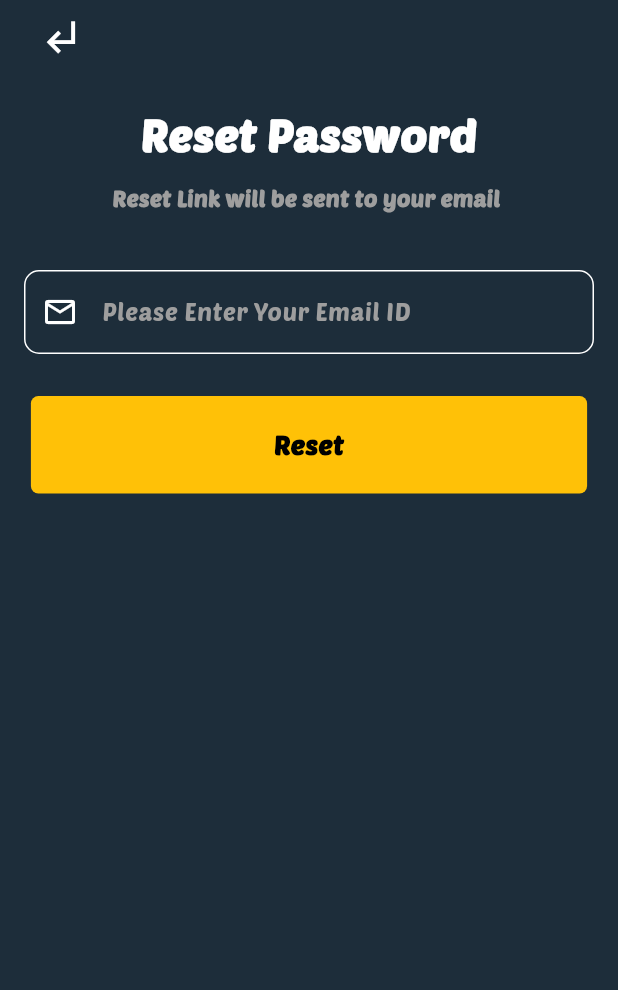
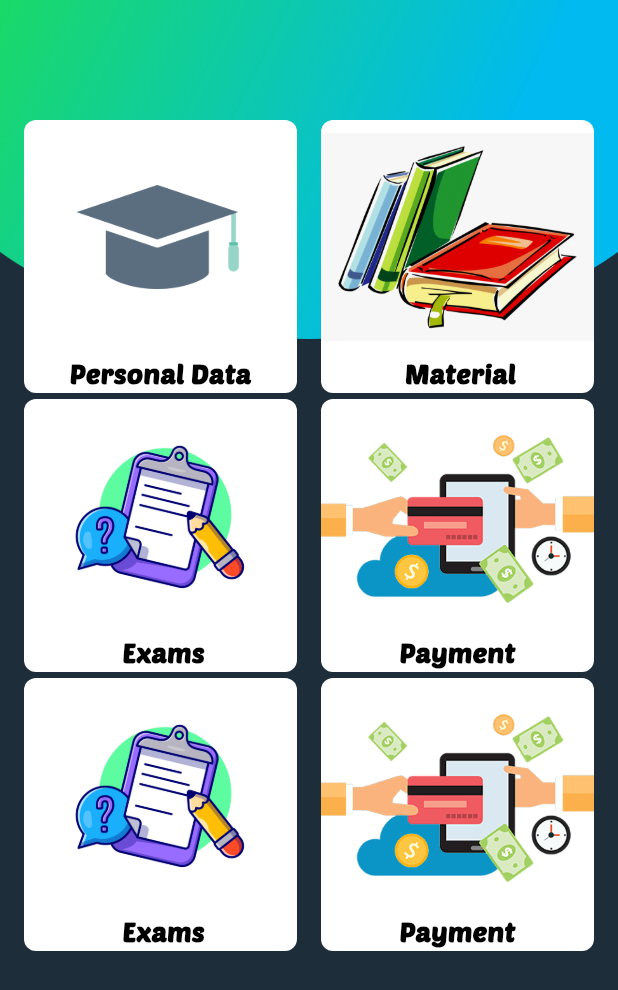
Before and after one commit to a7med-offical/smart_college_app, a Flutter app: the screen it shows after launch, on a phone screen of 412 x 824 dp. Shown: the top 990 px of the screen. Run offline on Flutter 3.47's test engine with Material 3 defaults, Android fonts, the phone set to English and light mode, and no system bars.

Commit message:
home view

```diff
--- /dev/null
+++ b/lib/features/Home/persentation/view/home_view.dart
@@ -0,0 +1,13 @@
+import 'package:flutter/material.dart';
+import 'package:smart_college_app/features/Home/persentation/view/widget/home_view_body.dart';
+
+class HomeView extends StatelessWidget {
+  const HomeView({super.key});
+
+  @override
+  Widget build(BuildContext context) {
+    return Scaffold(
+      body: HomeViewBody(),
+    );
+  }
+}
--- /dev/null
+++ b/lib/features/Home/persentation/view/widget/card_service_widget.dart
@@ -0,0 +1,37 @@
+import 'package:flutter/material.dart';
+import 'package:smart_college_app/core/utils/Style.dart';
+
+class CardService extends StatelessWidget {
+  const CardService({
+    super.key,
+    required this.textService,
+    required this.image,
+  });
+
+  final String textService;
+  final String image;
+  @override
+  Widget build(BuildContext context) {
+    return Container(
+      decoration: BoxDecoration(
+        borderRadius: BorderRadius.circular(8),
+        color: Colors.white,
+      ),
+      child: Column(
+        mainAxisAlignment: MainAxisAlignment.spaceAround,
+        children: [
+          Expanded(
+            child: Image.asset(
+              image,
+              fit: BoxFit.contain,
+            ),
+          ),
+          Text(
+            textService,
+            style: Style.font18,
+          )
+        ],
+      ),
+    );
+  }
+}
--- /dev/null
+++ b/lib/features/Home/persentation/view/widget/home_view_body.dart
@@ -0,0 +1,44 @@
+import 'package:flutter/cupertino.dart';
+import 'package:flutter/material.dart';
+import 'package:flutter/widgets.dart';
+import 'package:smart_college_app/core/utils/Style.dart';
+
+import '../../view_model/card_service_model.dart';
+import 'card_service_widget.dart';
+
+class HomeViewBody extends StatelessWidget {
+  HomeViewBody({Key? key}) : super(key: key);
+  @override
+  Widget build(BuildContext context) {
+final List<CardServiceModel> listCard = CardServiceModel.getDta();
+
+    return Stack(
+      children: [
+        Image.asset('Assets/images/top_header.png'),
+        Padding(
+          padding: EdgeInsets.only(left: 16.0, right: 16.0),
+          child: Column(
+            children: [
+              const SizedBox(
+                height: 80,
+              ),
+              GridView.builder(
+                  shrinkWrap: true,
+                  itemCount: listCard.length,
+                  gridDelegate: const SliverGridDelegateWithFixedCrossAxisCount(
+                      crossAxisCount: 2,
+                      crossAxisSpacing: 16,
+                      mainAxisSpacing: 4),
+                  itemBuilder: ((context, index) {
+                    return CardService(
+                      textService: listCard[index].textService,
+                      image: listCard[index].image,
+                    );
+                  })),
+            ],
+          ),
+        ),
+      ],
+    );
+  }
+}
--- /dev/null
+++ b/lib/features/Home/persentation/view_model/card_service_model.dart
@@ -0,0 +1,21 @@
+class CardServiceModel {
+  final String textService;
+  final String image;
+
+  CardServiceModel({required this.textService, required this.image});
+
+  static List<CardServiceModel> getDta() {
+    return [
+      CardServiceModel(
+          textService: 'Personal Data', image: 'Assets/images/hat.jpg'),
+      CardServiceModel(
+          textService: ' Material', image: 'Assets/images/material.png'),
+      CardServiceModel(textService: ' Exams', image: 'Assets/images/Exam.jpg'),
+      CardServiceModel(
+          textService: 'Payment', image: 'Assets/images/payment.jpg'),
+      CardServiceModel(textService: ' Exams', image: 'Assets/images/Exam.jpg'),
+      CardServiceModel(
+          textService: 'Payment', image: 'Assets/images/payment.jpg'),
+    ];
+  }
+}
--- a/lib/main.dart
+++ b/lib/main.dart
@@ -1,7 +1,5 @@
 import 'package:flutter/material.dart';
-
-import 'features/Auth/persenation/view/login_view.dart';
-import 'features/Auth/persenation/view/reset_pass.dart';
+import 'features/Home/persentation/view/home_view.dart';
 
 void main() {
   runApp(const CollegeApp());
@@ -12,7 +10,7 @@ class CollegeApp extends StatelessWidget {
   @override
   Widget build(BuildContext context) {
     return MaterialApp(
-      home:const ResetPassword(),
+      home: HomeView(),
       debugShowCheckedModeBanner: false,
       theme: ThemeData(
         scaffoldBackgroundColor: const Color.fromARGB(255, 29, 45, 58),
```
Also changed, not shown: Assets/images/Exam.jpg (added), Assets/images/back_arrow.svg (added), Assets/images/hat.jpg (added), Assets/images/material.png (added), Assets/images/payment.jpg (added), Assets/images/top_header.png (added), 1 other file.
